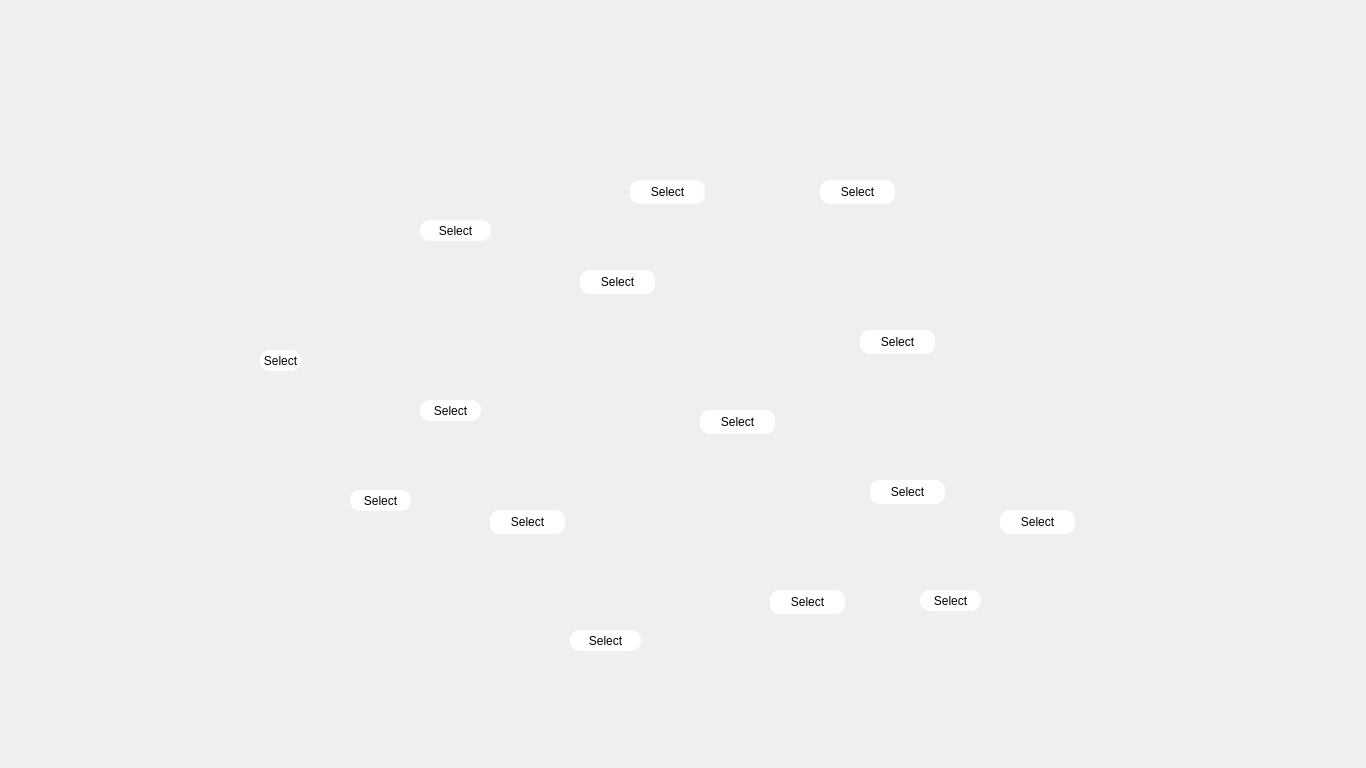
Above: Triviador-ModernCpp/Triviador-client/ThreePlayersMap.ui from Serban8/Triviador-ModernCpp before the change. Below: the same form after it.
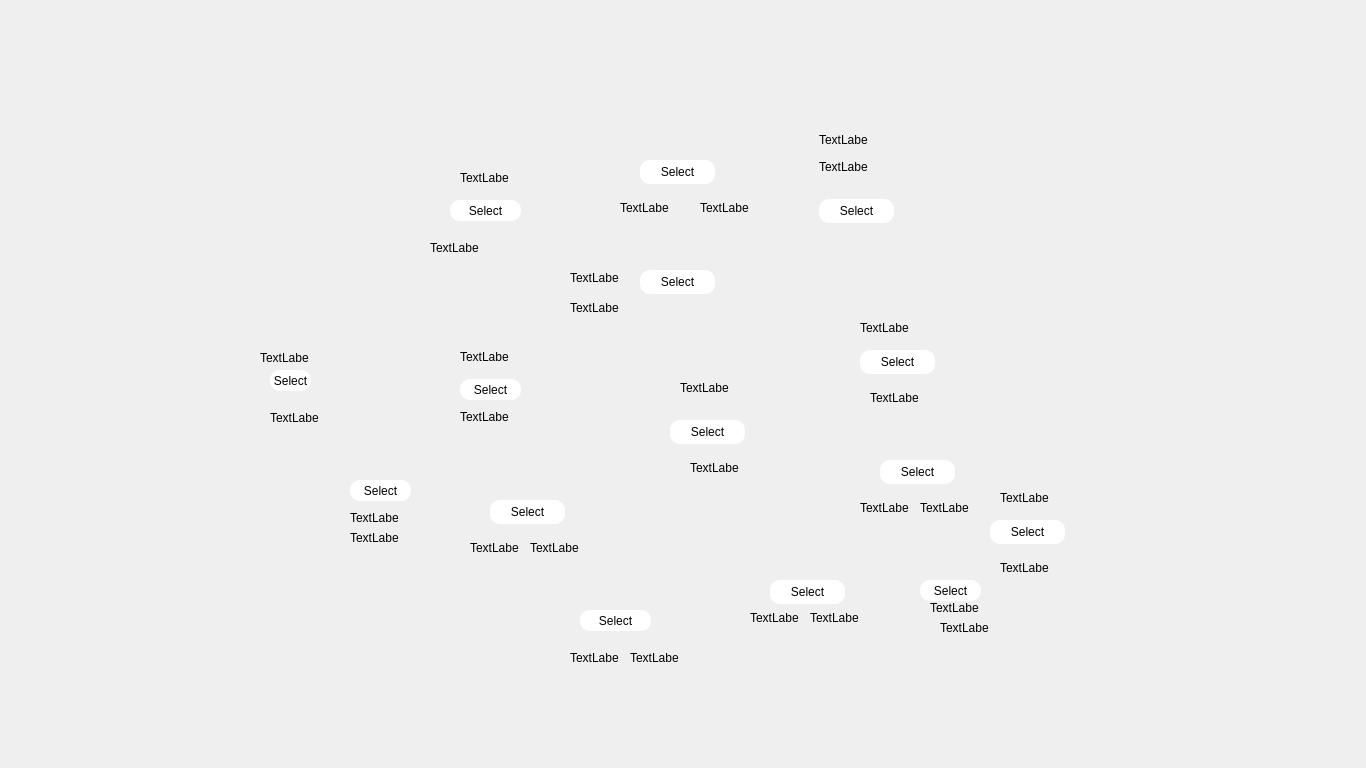
That is the form after the change. Icons and pictures are not drawn.

Commit message: Grouped the Regions in groupboxes, together with 2 labels that will show the territory score and owner.

```diff
--- a/Triviador-ModernCpp/Triviador-client/ThreePlayersMap.ui
+++ b/Triviador-ModernCpp/Triviador-client/ThreePlayersMap.ui
@@ -37,305 +37,935 @@
 }</string>
   </property>
   <widget class="QWidget" name="centralWidget">
-   <widget class="QPushButton" name="pushButton_Territory2">
+   <widget class="QGroupBox" name="groupBox_Territory2">
     <property name="geometry">
      <rect>
-      <x>420</x>
-      <y>220</y>
-      <width>71</width>
-      <height>21</height>
+      <x>380</x>
+      <y>130</y>
+      <width>191</width>
+      <height>151</height>
      </rect>
     </property>
     <property name="styleSheet">
-     <string notr="true">#pushButton_Territory2{
-border-image: white;
-border-radius: 10px;
-background: white;
-}</string>
+     <string notr="true">border: 0px</string>
     </property>
-    <property name="text">
-     <string>Select</string>
+    <property name="title">
+     <string/>
     </property>
-   </widget>
-   <widget class="QPushButton" name="pushButton_Territory1">
-    <property name="geometry">
-     <rect>
-      <x>260</x>
-      <y>350</y>
-      <width>41</width>
-      <height>21</height>
-     </rect>
-    </property>
-    <property name="styleSheet">
-     <string notr="true">#pushButton_Territory1{
+    <widget class="QLabel" name="label">
+     <property name="geometry">
+      <rect>
+       <x>80</x>
+       <y>40</y>
+       <width>49</width>
+       <height>16</height>
+      </rect>
+     </property>
+     <property name="text">
+      <string>TextLabel</string>
+     </property>
+    </widget>
+    <widget class="QLabel" name="label_2">
+     <property name="geometry">
+      <rect>
+       <x>50</x>
+       <y>110</y>
+       <width>49</width>
+       <height>16</height>
+      </rect>
+     </property>
+     <property name="text">
+      <string>TextLabel</string>
+     </property>
+    </widget>
+    <widget class="QPushButton" name="pushButton_Territory2">
+     <property name="geometry">
+      <rect>
+       <x>70</x>
+       <y>70</y>
+       <width>71</width>
+       <height>21</height>
+      </rect>
+     </property>
+     <property name="styleSheet">
+      <string notr="true">#pushButton_Territory2{
 border-image: white;
 border-radius: 10px;
 background: white;
 }</string>
-    </property>
-    <property name="text">
-     <string>Select</string>
-    </property>
+     </property>
+     <property name="text">
+      <string>Select</string>
+     </property>
+    </widget>
    </widget>
-   <widget class="QPushButton" name="pushButton_Territory3">
+   <widget class="QGroupBox" name="groupBox_Territory1">
     <property name="geometry">
      <rect>
-      <x>420</x>
-      <y>400</y>
-      <width>61</width>
-      <height>21</height>
+      <x>250</x>
+      <y>340</y>
+      <width>71</width>
+      <height>101</height>
      </rect>
     </property>
     <property name="styleSheet">
-     <string notr="true">#pushButton_Territory3{
-border-image: white;
-border-radius: 10px;
-background: white;
-}</string>
+     <string notr="true">border: 0px</string>
     </property>
-    <property name="text">
-     <string>Select</string>
+    <property name="title">
+     <string/>
     </property>
-   </widget>
-   <widget class="QPushButton" name="pushButton_Territory4">
-    <property name="geometry">
-     <rect>
-      <x>490</x>
-      <y>510</y>
-      <width>75</width>
-      <height>24</height>
-     </rect>
-    </property>
-    <property name="styleSheet">
-     <string notr="true">#pushButton_Territory4{
+    <widget class="QLabel" name="label_3">
+     <property name="geometry">
+      <rect>
+       <x>20</x>
+       <y>70</y>
+       <width>49</width>
+       <height>16</height>
+      </rect>
+     </property>
+     <property name="text">
+      <string>TextLabel</string>
+     </property>
+    </widget>
+    <widget class="QLabel" name="label_4">
+     <property name="geometry">
+      <rect>
+       <x>10</x>
+       <y>10</y>
+       <width>49</width>
+       <height>16</height>
+      </rect>
+     </property>
+     <property name="text">
+      <string>TextLabel</string>
+     </property>
+    </widget>
+    <widget class="QPushButton" name="pushButton_Territory1">
+     <property name="geometry">
+      <rect>
+       <x>20</x>
+       <y>30</y>
+       <width>41</width>
+       <height>21</height>
+      </rect>
+     </property>
+     <property name="styleSheet">
+      <string notr="true">#pushButton_Territory1{
 border-image: white;
 border-radius: 10px;
 background: white;
 }</string>
-    </property>
-    <property name="text">
-     <string>Select</string>
-    </property>
+     </property>
+     <property name="text">
+      <string>Select</string>
+     </property>
+    </widget>
    </widget>
-   <widget class="QPushButton" name="pushButton_Territory6">
+   <widget class="QGroupBox" name="groupBox_Territory3">
     <property name="geometry">
      <rect>
-      <x>350</x>
-      <y>490</y>
-      <width>61</width>
-      <height>21</height>
+      <x>400</x>
+      <y>319</y>
+      <width>161</width>
+      <height>141</height>
      </rect>
     </property>
     <property name="styleSheet">
-     <string notr="true">#pushButton_Territory6{
+     <string notr="true">border: 0px</string>
+    </property>
+    <property name="title">
+     <string/>
+    </property>
+    <widget class="QLabel" name="label_5">
+     <property name="geometry">
+      <rect>
+       <x>60</x>
+       <y>90</y>
+       <width>49</width>
+       <height>16</height>
+      </rect>
+     </property>
+     <property name="text">
+      <string>TextLabel</string>
+     </property>
+    </widget>
+    <widget class="QLabel" name="label_6">
+     <property name="geometry">
+      <rect>
+       <x>60</x>
+       <y>30</y>
+       <width>49</width>
+       <height>16</height>
+      </rect>
+     </property>
+     <property name="text">
+      <string>TextLabel</string>
+     </property>
+    </widget>
+    <widget class="QPushButton" name="pushButton_Territory3">
+     <property name="geometry">
+      <rect>
+       <x>60</x>
+       <y>60</y>
+       <width>61</width>
+       <height>21</height>
+      </rect>
+     </property>
+     <property name="styleSheet">
+      <string notr="true">#pushButton_Territory3{
 border-image: white;
 border-radius: 10px;
 background: white;
 }</string>
-    </property>
-    <property name="text">
-     <string>Select</string>
-    </property>
+     </property>
+     <property name="text">
+      <string>Select</string>
+     </property>
+    </widget>
    </widget>
-   <widget class="QPushButton" name="pushButton_Territory7">
+   <widget class="QGroupBox" name="groupBox_Territory5">
     <property name="geometry">
      <rect>
-      <x>570</x>
-      <y>630</y>
-      <width>71</width>
-      <height>21</height>
+      <x>560</x>
+      <y>250</y>
+      <width>211</width>
+      <height>80</height>
      </rect>
     </property>
     <property name="styleSheet">
-     <string notr="true">#pushButton_Territory7{
+     <string notr="true">border: 0px</string>
+    </property>
+    <property name="title">
+     <string/>
+    </property>
+    <widget class="QLabel" name="label_7">
+     <property name="geometry">
+      <rect>
+       <x>10</x>
+       <y>50</y>
+       <width>49</width>
+       <height>16</height>
+      </rect>
+     </property>
+     <property name="text">
+      <string>TextLabel</string>
+     </property>
+    </widget>
+    <widget class="QLabel" name="label_8">
+     <property name="geometry">
+      <rect>
+       <x>10</x>
+       <y>20</y>
+       <width>49</width>
+       <height>16</height>
+      </rect>
+     </property>
+     <property name="text">
+      <string>TextLabel</string>
+     </property>
+    </widget>
+    <widget class="QPushButton" name="pushButton_Territory5">
+     <property name="geometry">
+      <rect>
+       <x>80</x>
+       <y>20</y>
+       <width>75</width>
+       <height>24</height>
+      </rect>
+     </property>
+     <property name="styleSheet">
+      <string notr="true">#pushButton_Territory5{
 border-image: white;
 border-radius: 10px;
 background: white;
 }</string>
-    </property>
-    <property name="text">
-     <string>Select</string>
-    </property>
+     </property>
+     <property name="text">
+      <string>Select</string>
+     </property>
+    </widget>
    </widget>
-   <widget class="QPushButton" name="pushButton_Territory13">
+   <widget class="QGroupBox" name="groupBox_Territory9">
     <property name="geometry">
      <rect>
-      <x>770</x>
-      <y>590</y>
-      <width>75</width>
-      <height>24</height>
+      <x>610</x>
+      <y>120</y>
+      <width>151</width>
+      <height>111</height>
      </rect>
     </property>
     <property name="styleSheet">
-     <string notr="true">#pushButton_Territory13{
+     <string notr="true">border: 0px</string>
+    </property>
+    <property name="title">
+     <string/>
+    </property>
+    <widget class="QLabel" name="label_9">
+     <property name="geometry">
+      <rect>
+       <x>10</x>
+       <y>80</y>
+       <width>49</width>
+       <height>16</height>
+      </rect>
+     </property>
+     <property name="text">
+      <string>TextLabel</string>
+     </property>
+    </widget>
+    <widget class="QLabel" name="label_10">
+     <property name="geometry">
+      <rect>
+       <x>90</x>
+       <y>80</y>
+       <width>49</width>
+       <height>16</height>
+      </rect>
+     </property>
+     <property name="text">
+      <string>TextLabel</string>
+     </property>
+    </widget>
+    <widget class="QPushButton" name="pushButton_Territory9">
+     <property name="geometry">
+      <rect>
+       <x>30</x>
+       <y>40</y>
+       <width>75</width>
+       <height>24</height>
+      </rect>
+     </property>
+     <property name="styleSheet">
+      <string notr="true">#pushButton_Territory9{
 border-image: white;
 border-radius: 10px;
 background: white;
 }</string>
-    </property>
-    <property name="text">
-     <string>Select</string>
-    </property>
+     </property>
+     <property name="text">
+      <string>Select</string>
+     </property>
+    </widget>
    </widget>
-   <widget class="QPushButton" name="pushButton_Territory8">
+   <widget class="QGroupBox" name="groupBox_Territory10">
     <property name="geometry">
      <rect>
-      <x>870</x>
-      <y>480</y>
-      <width>75</width>
-      <height>24</height>
+      <x>789</x>
+      <y>109</y>
+      <width>151</width>
+      <height>141</height>
      </rect>
     </property>
     <property name="styleSheet">
-     <string notr="true">#pushButton_Territory8{
+     <string notr="true">border: 0px</string>
+    </property>
+    <property name="title">
+     <string/>
+    </property>
+    <widget class="QLabel" name="label_11">
+     <property name="geometry">
+      <rect>
+       <x>30</x>
+       <y>50</y>
+       <width>49</width>
+       <height>16</height>
+      </rect>
+     </property>
+     <property name="text">
+      <string>TextLabel</string>
+     </property>
+    </widget>
+    <widget class="QLabel" name="label_12">
+     <property name="geometry">
+      <rect>
+       <x>30</x>
+       <y>20</y>
+       <width>49</width>
+       <height>21</height>
+      </rect>
+     </property>
+     <property name="text">
+      <string>TextLabel</string>
+     </property>
+    </widget>
+    <widget class="QPushButton" name="pushButton_Territory10">
+     <property name="geometry">
+      <rect>
+       <x>30</x>
+       <y>90</y>
+       <width>75</width>
+       <height>24</height>
+      </rect>
+     </property>
+     <property name="styleSheet">
+      <string notr="true">#pushButton_Territory10{
 border-image: white;
 border-radius: 10px;
 background: white;
 }</string>
-    </property>
-    <property name="text">
-     <string>Select</string>
-    </property>
+     </property>
+     <property name="text">
+      <string>Select</string>
+     </property>
+    </widget>
    </widget>
-   <widget class="QPushButton" name="pushButton_Territory5">
+   <widget class="QGroupBox" name="groupBox_Territory11">
     <property name="geometry">
      <rect>
-      <x>580</x>
-      <y>270</y>
-      <width>75</width>
-      <height>24</height>
+      <x>800</x>
+      <y>300</y>
+      <width>171</width>
+      <height>121</height>
      </rect>
     </property>
     <property name="styleSheet">
-     <string notr="true">#pushButton_Territory5{
+     <string notr="true">border: 0px</string>
+    </property>
+    <property name="title">
+     <string/>
+    </property>
+    <widget class="QLabel" name="label_13">
+     <property name="geometry">
+      <rect>
+       <x>70</x>
+       <y>90</y>
+       <width>49</width>
+       <height>16</height>
+      </rect>
+     </property>
+     <property name="text">
+      <string>TextLabel</string>
+     </property>
+    </widget>
+    <widget class="QLabel" name="label_14">
+     <property name="geometry">
+      <rect>
+       <x>60</x>
+       <y>20</y>
+       <width>49</width>
+       <height>16</height>
+      </rect>
+     </property>
+     <property name="text">
+      <string>TextLabel</string>
+     </property>
+    </widget>
+    <widget class="QPushButton" name="pushButton_Territory11">
+     <property name="geometry">
+      <rect>
+       <x>60</x>
+       <y>50</y>
+       <width>75</width>
+       <height>24</height>
+      </rect>
+     </property>
+     <property name="styleSheet">
+      <string notr="true">#pushButton_Territory11{
 border-image: white;
 border-radius: 10px;
 background: white;
 }</string>
-    </property>
-    <property name="text">
-     <string>Select</string>
-    </property>
+     </property>
+     <property name="text">
+      <string>Select</string>
+     </property>
+    </widget>
    </widget>
-   <widget class="QPushButton" name="pushButton_Territory9">
+   <widget class="QGroupBox" name="groupBox_Territory12">
     <property name="geometry">
      <rect>
       <x>630</x>
-      <y>180</y>
-      <width>75</width>
-      <height>24</height>
+      <y>370</y>
+      <width>171</width>
+      <height>121</height>
      </rect>
     </property>
     <property name="styleSheet">
-     <string notr="true">#pushButton_Territory9{
+     <string notr="true">border: 0px</string>
+    </property>
+    <property name="title">
+     <string/>
+    </property>
+    <widget class="QLabel" name="label_16">
+     <property name="geometry">
+      <rect>
+       <x>60</x>
+       <y>90</y>
+       <width>49</width>
+       <height>16</height>
+      </rect>
+     </property>
+     <property name="text">
+      <string>TextLabel</string>
+     </property>
+    </widget>
+    <widget class="QLabel" name="label_15">
+     <property name="geometry">
+      <rect>
+       <x>50</x>
+       <y>10</y>
+       <width>49</width>
+       <height>16</height>
+      </rect>
+     </property>
+     <property name="text">
+      <string>TextLabel</string>
+     </property>
+    </widget>
+    <widget class="QPushButton" name="pushButton_Territory12">
+     <property name="geometry">
+      <rect>
+       <x>40</x>
+       <y>50</y>
+       <width>75</width>
+       <height>24</height>
+      </rect>
+     </property>
+     <property name="styleSheet">
+      <string notr="true">#pushButton_Territory12{
 border-image: white;
 border-radius: 10px;
 background: white;
 }</string>
+     </property>
+     <property name="text">
+      <string>Select</string>
+     </property>
+    </widget>
+   </widget>
+   <widget class="QGroupBox" name="groupBox_Territory7">
+    <property name="geometry">
+     <rect>
+      <x>560</x>
+      <y>590</y>
+      <width>120</width>
+      <height>80</height>
+     </rect>
     </property>
-    <property name="text">
-     <string>Select</string>
+    <property name="styleSheet">
+     <string notr="true">border: 0px</string>
     </property>
+    <property name="title">
+     <string/>
+    </property>
+    <widget class="QLabel" name="label_17">
+     <property name="geometry">
+      <rect>
+       <x>10</x>
+       <y>60</y>
+       <width>49</width>
+       <height>16</height>
+      </rect>
+     </property>
+     <property name="text">
+      <string>TextLabel</string>
+     </property>
+    </widget>
+    <widget class="QLabel" name="label_18">
+     <property name="geometry">
+      <rect>
+       <x>70</x>
+       <y>60</y>
+       <width>49</width>
+       <height>16</height>
+      </rect>
+     </property>
+     <property name="text">
+      <string>TextLabel</string>
+     </property>
+    </widget>
+    <widget class="QPushButton" name="pushButton_Territory7">
+     <property name="geometry">
+      <rect>
+       <x>20</x>
+       <y>20</y>
+       <width>71</width>
+       <height>21</height>
+      </rect>
+     </property>
+     <property name="styleSheet">
+      <string notr="true">#pushButton_Territory7{
+border-image: white;
+border-radius: 10px;
+background: white;
+}</string>
+     </property>
+     <property name="text">
+      <string>Select</string>
+     </property>
+    </widget>
    </widget>
-   <widget class="QPushButton" name="pushButton_Territory10">
+   <widget class="QGroupBox" name="groupBox_Territory4">
     <property name="geometry">
      <rect>
-      <x>820</x>
-      <y>180</y>
-      <width>75</width>
-      <height>24</height>
+      <x>470</x>
+      <y>480</y>
+      <width>120</width>
+      <height>80</height>
      </rect>
     </property>
     <property name="styleSheet">
-     <string notr="true">#pushButton_Territory10{
+     <string notr="true">border: 0px</string>
+    </property>
+    <property name="title">
+     <string/>
+    </property>
+    <widget class="QLabel" name="label_19">
+     <property name="geometry">
+      <rect>
+       <x>0</x>
+       <y>60</y>
+       <width>49</width>
+       <height>16</height>
+      </rect>
+     </property>
+     <property name="text">
+      <string>TextLabel</string>
+     </property>
+    </widget>
+    <widget class="QLabel" name="label_20">
+     <property name="geometry">
+      <rect>
+       <x>60</x>
+       <y>60</y>
+       <width>49</width>
+       <height>16</height>
+      </rect>
+     </property>
+     <property name="text">
+      <string>TextLabel</string>
+     </property>
+    </widget>
+    <widget class="QPushButton" name="pushButton_Territory4">
+     <property name="geometry">
+      <rect>
+       <x>20</x>
+       <y>20</y>
+       <width>75</width>
+       <height>24</height>
+      </rect>
+     </property>
+     <property name="styleSheet">
+      <string notr="true">#pushButton_Territory4{
 border-image: white;
 border-radius: 10px;
 background: white;
 }</string>
+     </property>
+     <property name="text">
+      <string>Select</string>
+     </property>
+    </widget>
+   </widget>
+   <widget class="QGroupBox" name="groupBox_Territory6">
+    <property name="geometry">
+     <rect>
+      <x>320</x>
+      <y>460</y>
+      <width>101</width>
+      <height>91</height>
+     </rect>
     </property>
-    <property name="text">
-     <string>Select</string>
+    <property name="styleSheet">
+     <string notr="true">border: 0px</string>
     </property>
+    <property name="title">
+     <string/>
+    </property>
+    <widget class="QLabel" name="label_21">
+     <property name="geometry">
+      <rect>
+       <x>30</x>
+       <y>70</y>
+       <width>49</width>
+       <height>16</height>
+      </rect>
+     </property>
+     <property name="text">
+      <string>TextLabel</string>
+     </property>
+    </widget>
+    <widget class="QLabel" name="label_22">
+     <property name="geometry">
+      <rect>
+       <x>30</x>
+       <y>50</y>
+       <width>49</width>
+       <height>16</height>
+      </rect>
+     </property>
+     <property name="text">
+      <string>TextLabel</string>
+     </property>
+    </widget>
+    <widget class="QPushButton" name="pushButton_Territory6">
+     <property name="geometry">
+      <rect>
+       <x>30</x>
+       <y>20</y>
+       <width>61</width>
+       <height>21</height>
+      </rect>
+     </property>
+     <property name="styleSheet">
+      <string notr="true">#pushButton_Territory6{
+border-image: white;
+border-radius: 10px;
+background: white;
+}</string>
+     </property>
+     <property name="text">
+      <string>Select</string>
+     </property>
+    </widget>
    </widget>
-   <widget class="QPushButton" name="pushButton_Territory11">
+   <widget class="QGroupBox" name="groupBox_Territory13">
+    <property name="geometry">
+     <rect>
+      <x>750</x>
+      <y>550</y>
+      <width>120</width>
+      <height>80</height>
+     </rect>
+    </property>
+    <property name="styleSheet">
+     <string notr="true">border: 0px</string>
+    </property>
+    <property name="title">
+     <string/>
+    </property>
+    <widget class="QLabel" name="label_23">
+     <property name="geometry">
+      <rect>
+       <x>0</x>
+       <y>60</y>
+       <width>49</width>
+       <height>16</height>
+      </rect>
+     </property>
+     <property name="text">
+      <string>TextLabel</string>
+     </property>
+    </widget>
+    <widget class="QLabel" name="label_24">
+     <property name="geometry">
+      <rect>
+       <x>60</x>
+       <y>60</y>
+       <width>49</width>
+       <height>16</height>
+      </rect>
+     </property>
+     <property name="text">
+      <string>TextLabel</string>
+     </property>
+    </widget>
+    <widget class="QPushButton" name="pushButton_Territory13">
+     <property name="geometry">
+      <rect>
+       <x>20</x>
+       <y>30</y>
+       <width>75</width>
+       <height>24</height>
+      </rect>
+     </property>
+     <property name="styleSheet">
+      <string notr="true">#pushButton_Territory13{
+border-image: white;
+border-radius: 10px;
+background: white;
+}</string>
+     </property>
+     <property name="text">
+      <string>Select</string>
+     </property>
+    </widget>
+   </widget>
+   <widget class="QGroupBox" name="groupBox_Territory8">
     <property name="geometry">
      <rect>
       <x>860</x>
-      <y>330</y>
-      <width>75</width>
-      <height>24</height>
+      <y>440</y>
+      <width>120</width>
+      <height>80</height>
      </rect>
     </property>
     <property name="styleSheet">
-     <string notr="true">#pushButton_Territory11{
-border-image: white;
-border-radius: 10px;
-background: white;
-}</string>
+     <string notr="true">border: 0px</string>
     </property>
-    <property name="text">
-     <string>Select</string>
+    <property name="title">
+     <string/>
     </property>
-   </widget>
-   <widget class="QPushButton" name="pushButton_Territory12">
-    <property name="geometry">
-     <rect>
-      <x>700</x>
-      <y>410</y>
-      <width>75</width>
-      <height>24</height>
-     </rect>
-    </property>
-    <property name="styleSheet">
-     <string notr="true">#pushButton_Territory12{
+    <widget class="QLabel" name="label_25">
+     <property name="geometry">
+      <rect>
+       <x>0</x>
+       <y>60</y>
+       <width>49</width>
+       <height>16</height>
+      </rect>
+     </property>
+     <property name="text">
+      <string>TextLabel</string>
+     </property>
+    </widget>
+    <widget class="QLabel" name="label_26">
+     <property name="geometry">
+      <rect>
+       <x>60</x>
+       <y>60</y>
+       <width>49</width>
+       <height>16</height>
+      </rect>
+     </property>
+     <property name="text">
+      <string>TextLabel</string>
+     </property>
+    </widget>
+    <widget class="QPushButton" name="pushButton_Territory8">
+     <property name="geometry">
+      <rect>
+       <x>20</x>
+       <y>20</y>
+       <width>75</width>
+       <height>24</height>
+      </rect>
+     </property>
+     <property name="styleSheet">
+      <string notr="true">#pushButton_Territory8{
 border-image: white;
 border-radius: 10px;
 background: white;
 }</string>
-    </property>
-    <property name="text">
-     <string>Select</string>
-    </property>
+     </property>
+     <property name="text">
+      <string>Select</string>
+     </property>
+    </widget>
    </widget>
-   <widget class="QPushButton" name="pushButton_Territory15">
+   <widget class="QGroupBox" name="groupBox_Territory14">
     <property name="geometry">
      <rect>
-      <x>1000</x>
-      <y>510</y>
-      <width>75</width>
-      <height>24</height>
+      <x>900</x>
+      <y>560</y>
+      <width>101</width>
+      <height>81</height>
      </rect>
     </property>
     <property name="styleSheet">
-     <string notr="true">#pushButton_Territory15{
+     <string notr="true">border: 0px</string>
+    </property>
+    <property name="title">
+     <string/>
+    </property>
+    <widget class="QLabel" name="label_28">
+     <property name="geometry">
+      <rect>
+       <x>40</x>
+       <y>60</y>
+       <width>49</width>
+       <height>16</height>
+      </rect>
+     </property>
+     <property name="text">
+      <string>TextLabel</string>
+     </property>
+    </widget>
+    <widget class="QLabel" name="label_27">
+     <property name="geometry">
+      <rect>
+       <x>30</x>
+       <y>40</y>
+       <width>49</width>
+       <height>16</height>
+      </rect>
+     </property>
+     <property name="text">
+      <string>TextLabel</string>
+     </property>
+    </widget>
+    <widget class="QPushButton" name="pushButton_Territory14">
+     <property name="geometry">
+      <rect>
+       <x>20</x>
+       <y>20</y>
+       <width>61</width>
+       <height>21</height>
+      </rect>
+     </property>
+     <property name="styleSheet">
+      <string notr="true">#pushButton_Territory14{
 border-image: white;
 border-radius: 10px;
 background: white;
 }</string>
-    </property>
-    <property name="text">
-     <string>Select</string>
-    </property>
+     </property>
+     <property name="text">
+      <string>Select</string>
+     </property>
+    </widget>
    </widget>
-   <widget class="QPushButton" name="pushButton_Territory14">
+   <widget class="QGroupBox" name="groupBox_Territory15">
     <property name="geometry">
      <rect>
-      <x>920</x>
-      <y>590</y>
-      <width>61</width>
-      <height>21</height>
+      <x>970</x>
+      <y>480</y>
+      <width>101</width>
+      <height>111</height>
      </rect>
     </property>
     <property name="styleSheet">
-     <string notr="true">#pushButton_Territory14{
+     <string notr="true">border: 0px</string>
+    </property>
+    <property name="title">
+     <string/>
+    </property>
+    <widget class="QLabel" name="label_29">
+     <property name="geometry">
+      <rect>
+       <x>30</x>
+       <y>10</y>
+       <width>49</width>
+       <height>16</height>
+      </rect>
+     </property>
+     <property name="text">
+      <string>TextLabel</string>
+     </property>
+    </widget>
+    <widget class="QLabel" name="label_30">
+     <property name="geometry">
+      <rect>
+       <x>30</x>
+       <y>80</y>
+       <width>49</width>
+       <height>16</height>
+      </rect>
+     </property>
+     <property name="text">
+      <string>TextLabel</string>
+     </property>
+    </widget>
+    <widget class="QPushButton" name="pushButton_Territory15">
+     <property name="geometry">
+      <rect>
+       <x>20</x>
+       <y>40</y>
+       <width>75</width>
+       <height>24</height>
+      </rect>
+     </property>
+     <property name="styleSheet">
+      <string notr="true">#pushButton_Territory15{
 border-image: white;
 border-radius: 10px;
 background: white;
 }</string>
-    </property>
-    <property name="text">
-     <string>Select</string>
-    </property>
+     </property>
+     <property name="text">
+      <string>Select</string>
+     </property>
+    </widget>
    </widget>
   </widget>
  </widget>
```
The commit also changes 2 other files.
